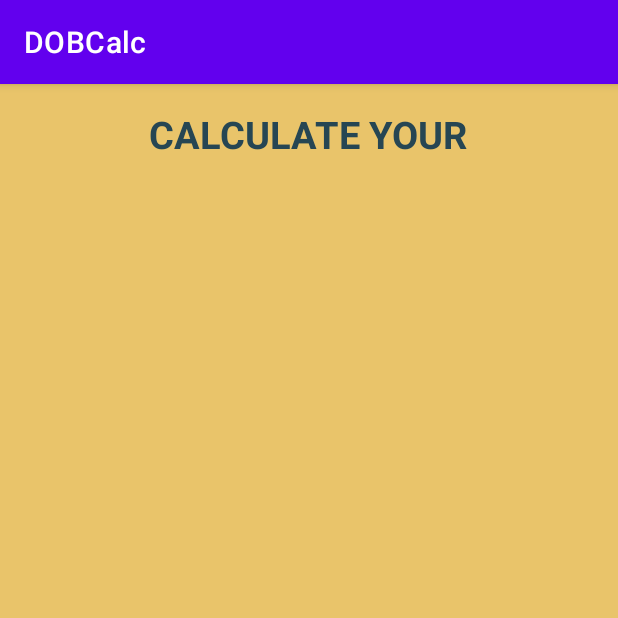
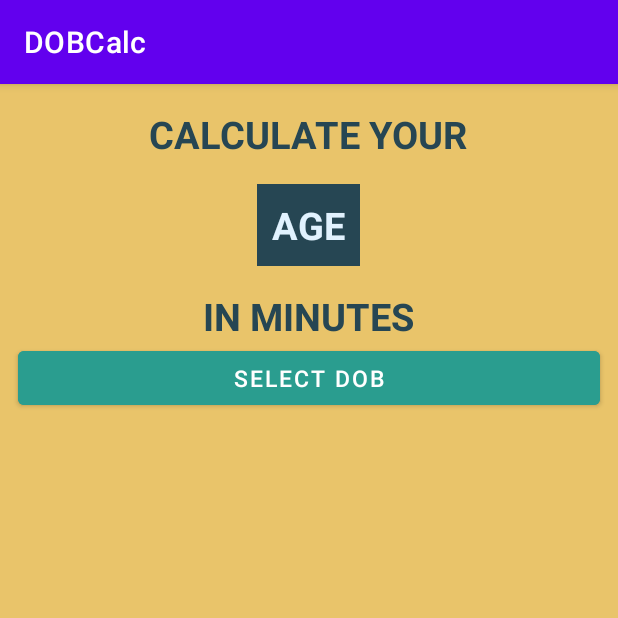
Before and after one commit to MuhmmadAbrar/DOBCalculator, an Android app: the screen it shows after launch (MainActivity), on a phone screen of 412 x 824 dp, the top half of it. Run offline under Robolectric (Android 15) with nearby library versions, the phone set to English and light mode, and no system bars.

Commit message:
Built a basic UI structure

```diff
--- a/app/src/main/res/layout/activity_main.xml
+++ b/app/src/main/res/layout/activity_main.xml
@@ -10,7 +10,7 @@
     android:background="@color/bgColor">
 
     <TextView
-        android:id="@+id/textView"
+        android:id="@+id/textLine1"
         android:layout_width="wrap_content"
         android:layout_height="wrap_content"
         android:layout_marginTop="16dp"
@@ -24,5 +24,35 @@
         app:layout_constraintTop_toTopOf="parent"
         app:layout_constraintVertical_bias="0.055"/>
 
+    <TextView
+        android:id="@+id/textLine2"
+        android:layout_width="wrap_content"
+        android:layout_height="wrap_content"
+        android:layout_marginTop="16dp"
+        android:text="AGE"
+        android:padding="10dp"
+        android:background="@color/textBlue"
+        android:textColor="@color/textBg"
+        android:textSize="25sp"
+        android:textStyle="bold"/>
+
+    <TextView
+        android:id="@+id/textLine3"
+        android:layout_width="wrap_content"
+        android:layout_height="wrap_content"
+        android:layout_marginTop="16dp"
+        android:text="IN MINUTES"
+        android:textColor="@color/textBlue"
+        android:textSize="25sp"
+        android:textStyle="bold"/>
+
+    <Button
+        android:layout_width="match_parent"
+        android:layout_height="wrap_content"
+        android:layout_marginHorizontal="12sp"
+        android:backgroundTint="@color/btnBgColor"
+        android:textColor="@color/white"
+        android:text="SELECT DOB"
+        android:textSize="15sp"/>
 
 </LinearLayout>
--- a/app/src/main/res/values/colors.xml
+++ b/app/src/main/res/values/colors.xml
@@ -9,4 +9,6 @@
     <color name="white">#FFFFFFFF</color>
     <color name="textBlue">#264653</color>
     <color name="bgColor">#e9c46a</color>
+    <color name="textBg">#E1F2FE</color>
+    <color name="btnBgColor">#2a9d8f</color>
 </resources>
```
